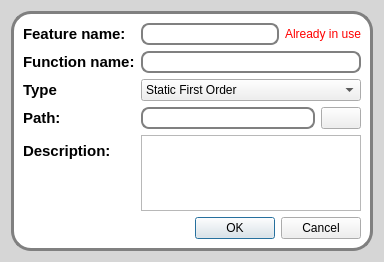
AlbertoSimioni/Romeo, file src/romeo/view/dialogs/newfeaturedialog.ui: the form before one commit.
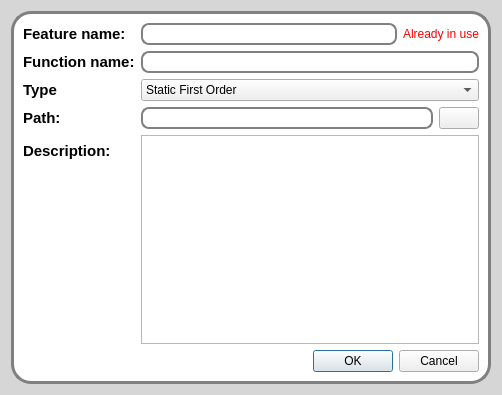
The form after the commit. Icons and pictures are not drawn.

Patch:
```diff
--- a/src/romeo/view/dialogs/newfeaturedialog.ui
+++ b/src/romeo/view/dialogs/newfeaturedialog.ui
@@ -6,8 +6,8 @@
    <rect>
     <x>0</x>
     <y>0</y>
-    <width>384</width>
-    <height>262</height>
+    <width>502</width>
+    <height>395</height>
    </rect>
   </property>
   <property name="windowTitle">
```
